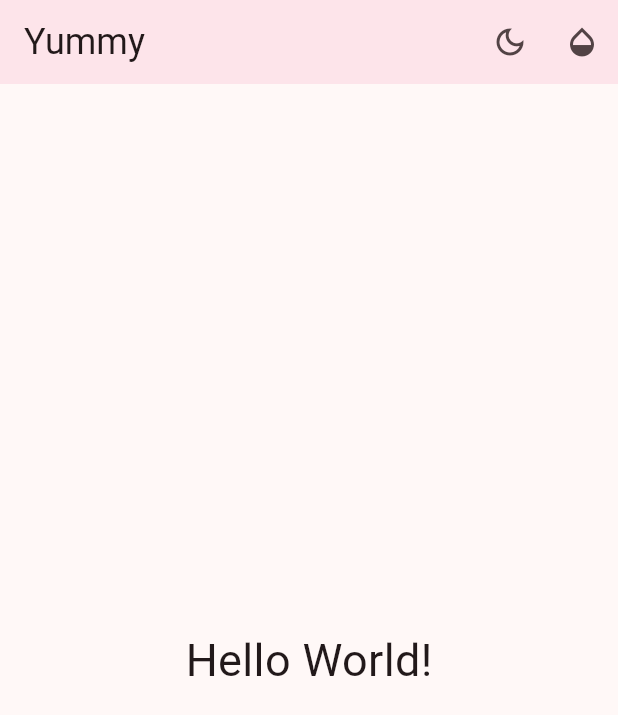
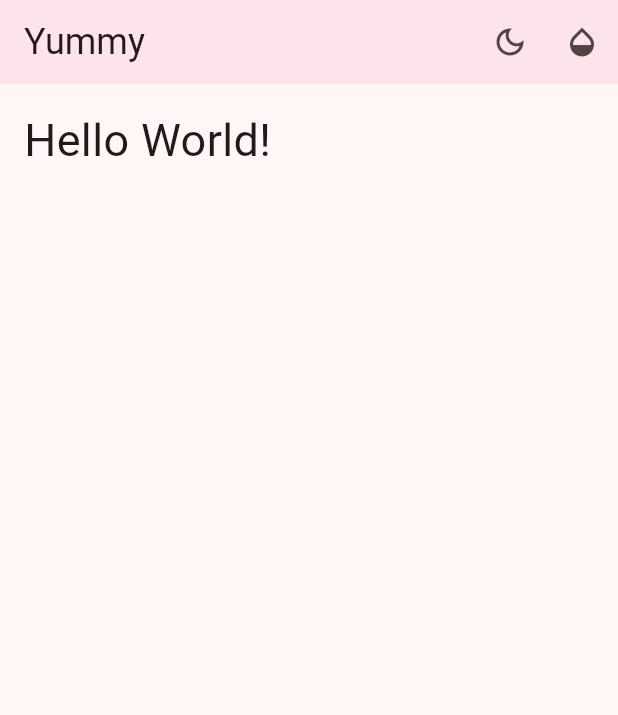
Before and after one commit to smnasimahmed/learn_flutter, a Flutter app: the screen it shows after launch, on a phone screen of 412 x 824 dp. Shown: the top 715 px of the screen. Run offline on Flutter 3.47's test engine with Material 3 defaults, Android fonts, the phone set to English and light mode, and no system bars.

```diff
--- /dev/null
+++ b/lib/home.dart
@@ -0,0 +1,53 @@
+import 'package:flutter/material.dart';
+import 'theme_button.dart';
+import 'color_button.dart';
+import 'constants.dart';
+
+class Home extends StatefulWidget {
+  final ColorSelection colorselected;
+  final void Function(bool) changeTheme;
+  final void Function(int) changeColor;
+  const Home(
+      {super.key,
+      required this.colorselected,
+      required this.changeTheme,
+      required this.changeColor});
+
+  @override
+  State<Home> createState() => _HomeState();
+}
+
+class _HomeState extends State<Home> {
+  // TODO: Track current tab
+  // TODO: Define tab bar destinations
+  @override
+  Widget build(BuildContext context) {
+    // TODO: Define pages
+    return Scaffold(
+      appBar: AppBar(
+        surfaceTintColor: widget.colorselected.color,
+        // TODO: Add action buttons
+        actions: [
+          ThemeButton(changeThemeMode: widget.changeTheme),
+          ColorButton(
+              changeColor: widget.changeColor,
+              colorSelected: widget.colorselected),
+        ],
+        elevation: 4.0,
+        title: const Text(
+          'Yummy',
+          style: TextStyle(fontSize: 24.0),
+        ),
+      ),
+      // TODO: Switch between pages
+      body: const Padding(
+        padding: EdgeInsets.all(16.0),
+        child: Text(
+          'Hello World!',
+          style: TextStyle(fontSize: 30.0),
+        ),
+      ),
+      // TODO: Add bottom navigation bar
+    );
+  }
+}
--- a/lib/main.dart
+++ b/lib/main.dart
@@ -1,7 +1,6 @@
 import 'package:flutter/material.dart';
+import 'package:yummy_app/home.dart';
 import 'constants.dart';
-import 'color_button.dart';
-import 'theme_button.dart';
 
 void main() {
   runApp(Yummy());
@@ -54,26 +53,10 @@ class _YummyState extends State<Yummy> {
           brightness: Brightness.dark),
       // TODO: Replace Scaffold with Home widget
       // 4
-      home: Scaffold(
-        appBar: AppBar(
-          surfaceTintColor: colorselected.color,
-          // TODO: Add action buttons
-          actions: [
-            ThemeButton(changeThemeMode: changeThemeMode),
-            ColorButton(changeColor: changeColor, colorSelected: colorselected),
-          ],
-          elevation: 4.0,
-          title: const Text(
-            appTitle,
-            style: TextStyle(fontSize: 24.0),
-          ),
-        ),
-        body: const Center(
-          child: Text(
-            'Hello World!',
-            style: TextStyle(fontSize: 30.0),
-          ),
-        ),
+      home: Home(
+        colorselected: colorselected,
+        changeTheme: changeThemeMode,
+        changeColor: changeColor,
       ),
     );
   }
```
